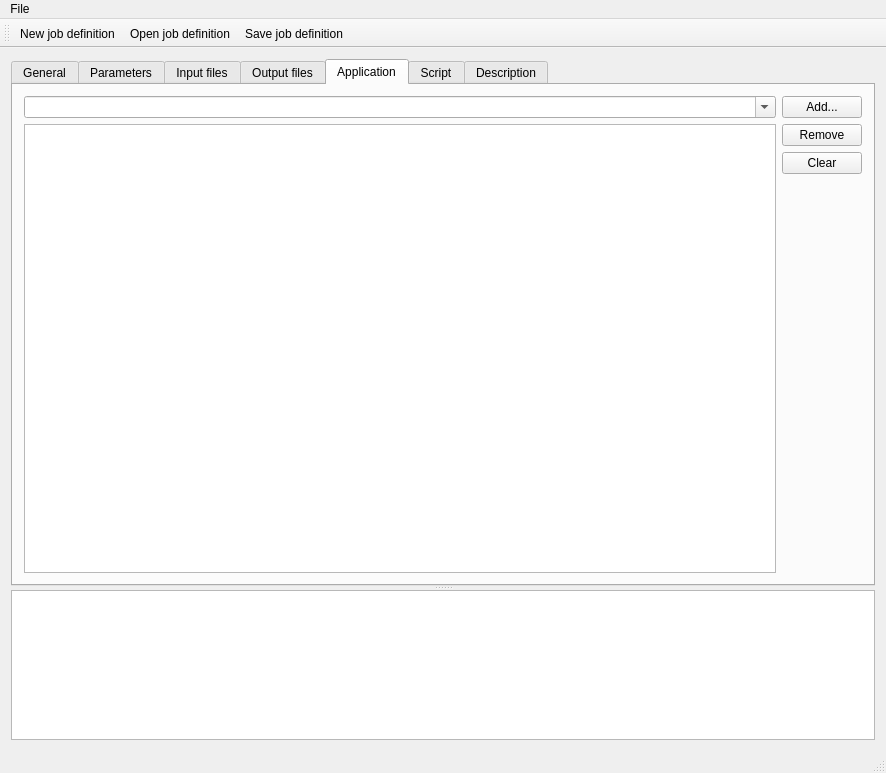
Old version of the form src/arcsub-ui/jobdefinitionwindow.ui in the repository jonaslindemann/arc-gui-clients.
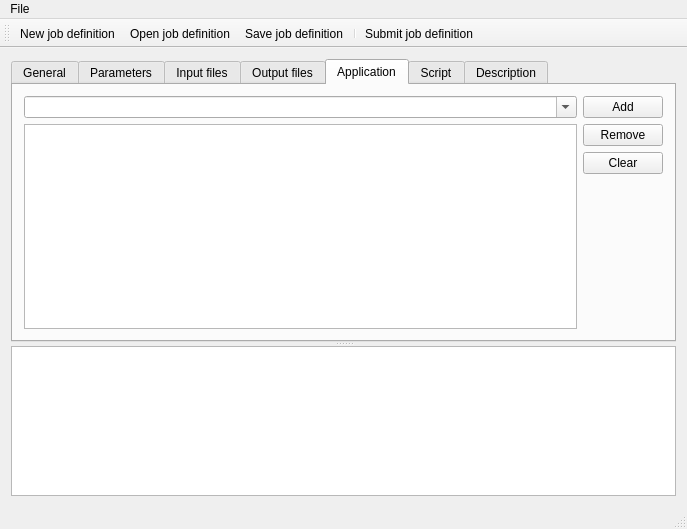
New version of the form. The open tabs and pages were chosen to show the change.

Commit message: Work on C++ submission code in arcsub-ui.

Patch:
```diff
--- a/src/arcsub-ui/jobdefinitionwindow.ui
+++ b/src/arcsub-ui/jobdefinitionwindow.ui
@@ -6,8 +6,8 @@
    <rect>
     <x>0</x>
     <y>0</y>
-    <width>886</width>
-    <height>773</height>
+    <width>687</width>
+    <height>529</height>
    </rect>
   </property>
   <property name="windowTitle">
@@ -409,7 +409,7 @@
              <item>
               <widget class="QPushButton" name="addRuntimeButton">
                <property name="text">
-                <string>Add...</string>
+                <string>Add</string>
                </property>
               </widget>
              </item>
@@ -577,8 +577,8 @@
     <rect>
      <x>0</x>
      <y>0</y>
-     <width>886</width>
-     <height>28</height>
+     <width>687</width>
+     <height>26</height>
     </rect>
    </property>
    <widget class="QMenu" name="menuFile">
@@ -607,6 +607,8 @@
    <addaction name="actionNewJobDefinition"/>
    <addaction name="actionOpenJobDefinition"/>
    <addaction name="actionSaveJobDefinition"/>
+   <addaction name="separator"/>
+   <addaction name="actionSubmitJobDefinition"/>
   </widget>
   <action name="actionSaveJobDefinition">
    <property name="text">
```
Left out of the diff: 7 changed lines with no effect on the pictures. The commit also changes 5 other files.
